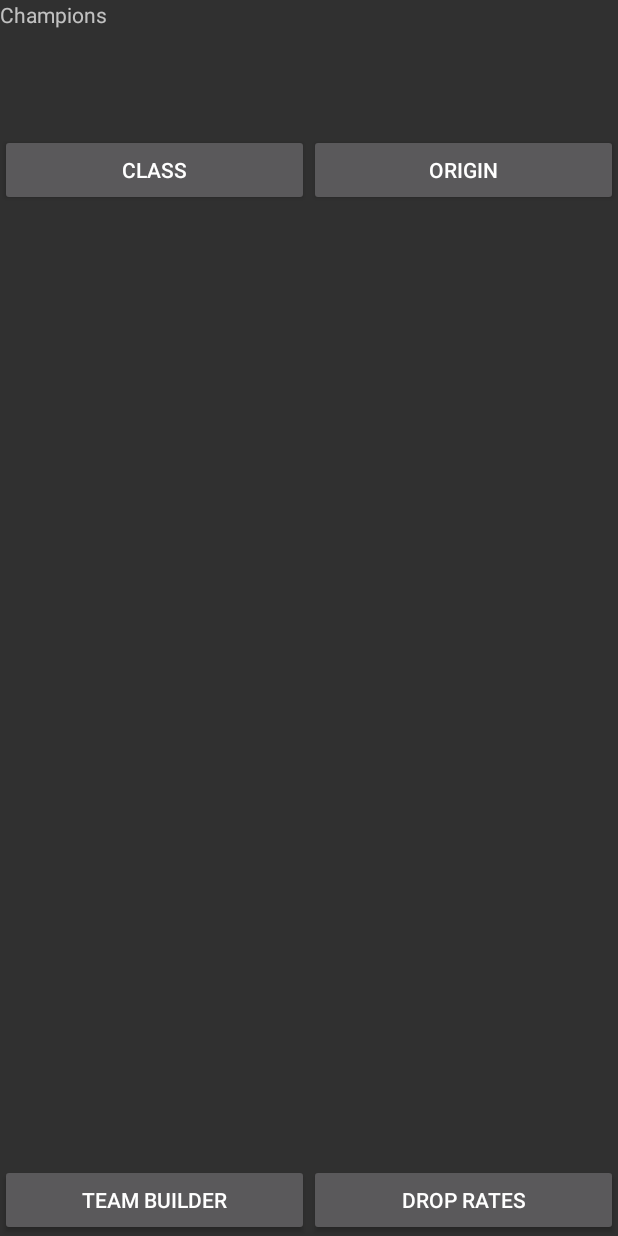
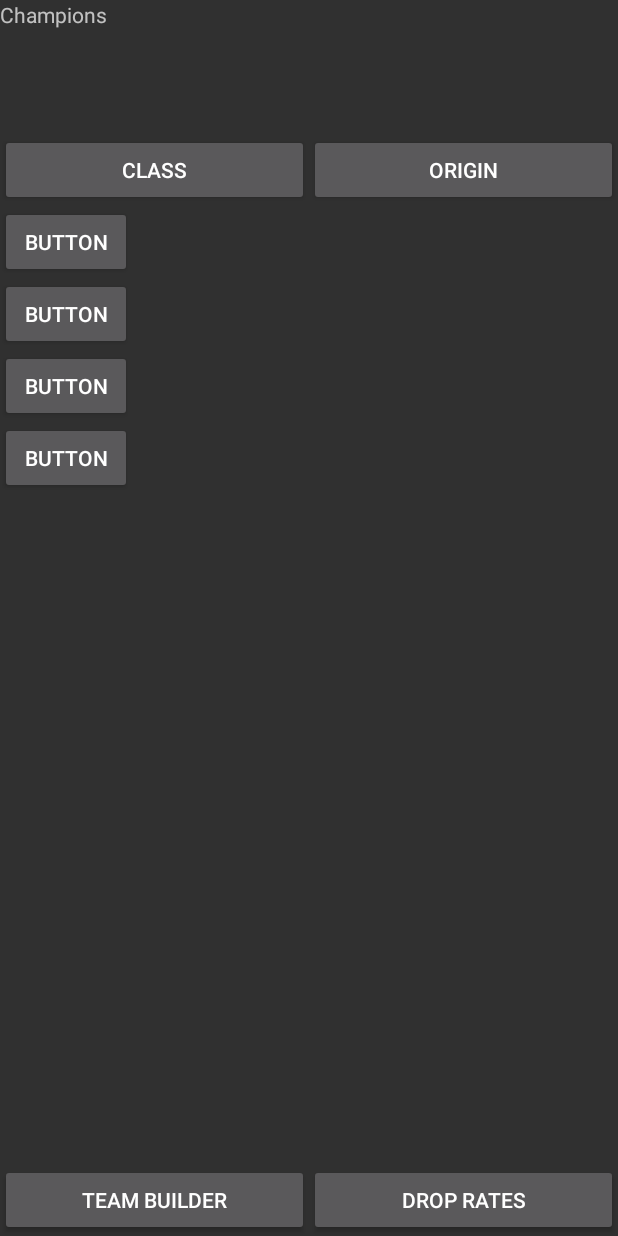
Before and after one commit to jairbair/tftsynergyhubapp, an Android app: the screen it shows after launch (HubMain_Activity), on a phone screen of 412 x 824 dp. Run offline under Robolectric (Android 15) with nearby library versions, the phone set to English and light mode, and no system bars.

Commit message:
Upddate
Signed-off-by: jairbair <applicacion.jairbair@gmail.com>

```diff
--- a/app/build.gradle
+++ b/app/build.gradle
@@ -25,5 +25,4 @@ dependencies {
     testImplementation 'junit:junit:4.12'
     androidTestImplementation 'com.android.support.test:runner:1.0.2'
     androidTestImplementation 'com.android.support.test.espresso:espresso-core:3.0.2'
-    implementation 'com.android.support:recyclerview-v7:28.0.0'
 }
--- a/app/src/main/java/pancax/Tftsynergyhubapp/HubMain_Activity.java
+++ b/app/src/main/java/pancax/Tftsynergyhubapp/HubMain_Activity.java
@@ -112,7 +112,7 @@ public class HubMain_Activity extends AppCompatActivity {
     //gnar is also a yordle
 
     // Do actually important stuff
-    ChampionHolder holder = new ChampionHolder();
+   static ChampionHolder holder = new ChampionHolder();
     @Override
     protected void onCreate(Bundle savedInstanceState) {
         super.onCreate(savedInstanceState);
--- a/app/src/main/res/layout/activity_hub_main_.xml
+++ b/app/src/main/res/layout/activity_hub_main_.xml
@@ -47,10 +47,55 @@
         app:layout_constraintStart_toStartOf="parent"
         app:layout_constraintTop_toBottomOf="@+id/originButton">
 
-        <LinearLayout
+        <TableLayout
             android:layout_width="match_parent"
-            android:layout_height="match_parent"
-            android:orientation="vertical" />
+            android:layout_height="wrap_content">
+
+            <TableRow
+                android:layout_width="match_parent"
+                android:layout_height="match_parent">
+
+                <Button
+                    android:id="@+id/button"
+                    android:layout_width="wrap_content"
+                    android:layout_height="wrap_content"
+                    android:text="Button" />
+            </TableRow>
+
+            <TableRow
+                android:layout_width="match_parent"
+                android:layout_height="match_parent">
+
+                <Button
+                    android:id="@+id/button2"
+                    android:layout_width="wrap_content"
+                    android:layout_height="wrap_content"
+                    android:text="Button" />
+            </TableRow>
+
+            <TableRow
+                android:layout_width="match_parent"
+                android:layout_height="match_parent">
+
+                <Button
+                    android:id="@+id/button3"
+                    android:layout_width="wrap_content"
+                    android:layout_height="wrap_content"
+                    android:text="Button" />
+            </TableRow>
+
+            <TableRow
+                android:layout_width="match_parent"
+                android:layout_height="match_parent">
+
+                <Button
+                    android:id="@+id/button4"
+                    android:layout_width="wrap_content"
+                    android:layout_height="wrap_content"
+                    android:text="Button" />
+
+            </TableRow>
+        </TableLayout>
     </ScrollView>
 
     <Button
--- a/build.gradle
+++ b/build.gradle
@@ -7,7 +7,7 @@ buildscript {
         jcenter()
     }
     dependencies {
-        classpath 'com.android.tools.build:gradle:3.2.1'
+        classpath 'com.android.tools.build:gradle:3.4.2'
 
 
         // NOTE: Do not place your application dependencies here; they belong
```
Also changed, not shown: app/src/main/res/layout/activity_drop_rates_.xml (+51 -3 lines), gradle/wrapper/gradle-wrapper.properties.
